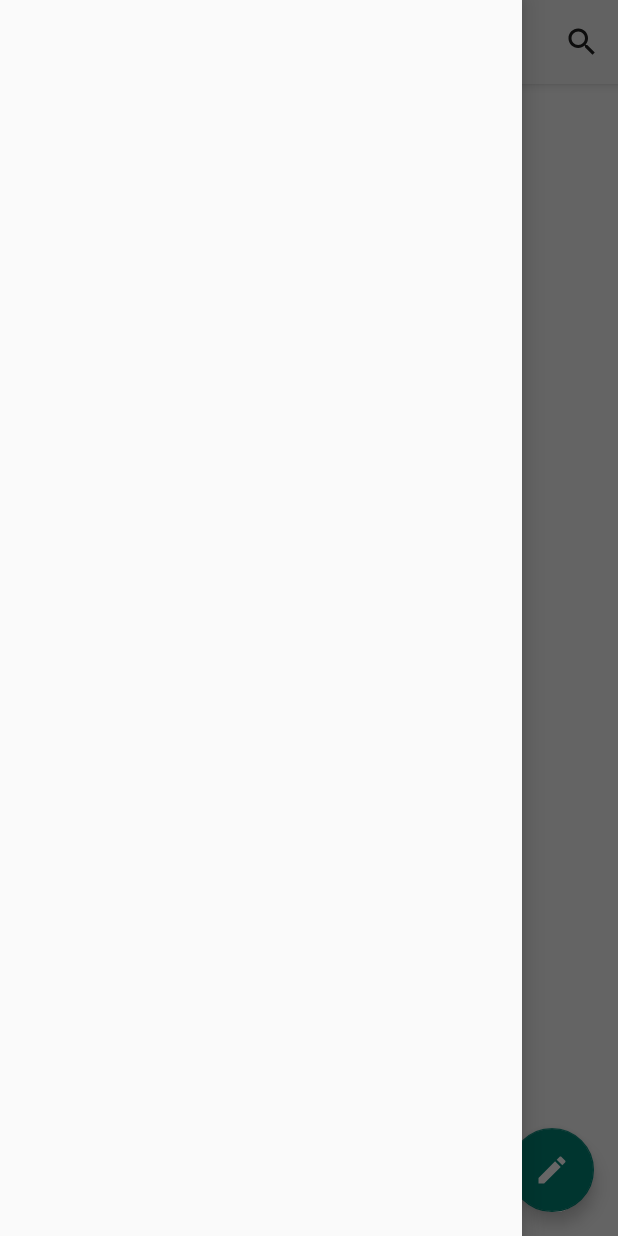
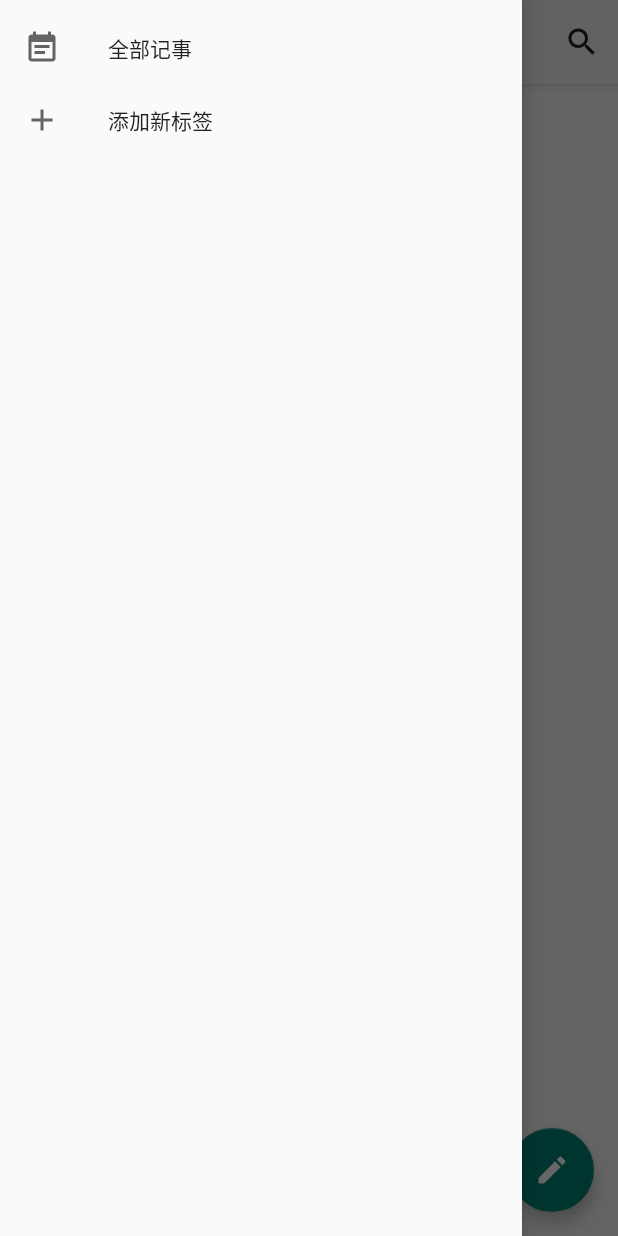
Before and after one commit to MJYmajiayuan/Notepad, an Android app: the screen it shows after launch (MainActivity), with the side drawer open, on a phone screen of 412 x 824 dp. Run offline under Robolectric (Android 15) with nearby library versions, the phone set to English and light mode, and no system bars.

Commit message:
fourteenth commit.

```diff
--- a/app/src/main/java/com/android/notepad/MainActivity.java
+++ b/app/src/main/java/com/android/notepad/MainActivity.java
@@ -9,18 +9,17 @@ import androidx.core.view.GravityCompat;
 import androidx.drawerlayout.widget.DrawerLayout;
 import androidx.lifecycle.Observer;
 import androidx.lifecycle.ViewModelProvider;
-import androidx.recyclerview.widget.LinearLayoutManager;
 import androidx.recyclerview.widget.RecyclerView;
 import androidx.recyclerview.widget.StaggeredGridLayoutManager;
 
 import android.content.Intent;
 import android.os.Bundle;
 import android.text.TextUtils;
+import android.util.Log;
 import android.view.Menu;
 import android.view.MenuItem;
 import android.view.View;
 
-import com.android.notepad.adapter.DrawerTagAdapter;
 import com.android.notepad.login.model.Note;
 import com.android.notepad.login.model.Tag;
 import com.android.notepad.ui.edit.EditActivity;
@@ -28,10 +27,9 @@ import com.android.notepad.adapter.NoteAdapter;
 import com.google.android.material.floatingactionbutton.FloatingActionButton;
 import com.google.android.material.navigation.NavigationView;
 
-import java.util.ArrayList;
 import java.util.List;
 
-public class MainActivity extends AppCompatActivity {
+public class MainActivity extends AppCompatActivity implements NavigationView.OnNavigationItemSelectedListener {
 
     private final int FROM_BUTTON = 1;
     private final int FROM_ITEM = 2;
@@ -44,6 +42,9 @@ public class MainActivity extends AppCompatActivity {
     private MainViewModel mainViewModel;
 
     private NavigationView navigationView;
+
+    // 标签列表
+    private List<Tag> tagList;
 
     @Override
     protected void onCreate(Bundle savedInstanceState) {
@@ -62,7 +63,7 @@ public class MainActivity extends AppCompatActivity {
         mainViewModel.createNoteDatabase(this);  // 创建数据库
         mainViewModel.refreshNoteList(this);    //刷新列表以获取数据
 
-
+        refreshNavigationView();
         // 通过查询Tag表设置NavigationView
 //        List<Tag> tagList = mainViewModel.queryTag();
 //        for (int i = 0; i < tagList.size(); i++) {
@@ -115,6 +116,7 @@ public class MainActivity extends AppCompatActivity {
         super.onResume();
 //        Log.d("MainActivity", "onResume refresh");
         mainViewModel.refreshNoteList(this);
+        refreshNavigationView();
     }
 
     @Override
@@ -169,6 +171,24 @@ public class MainActivity extends AppCompatActivity {
     }
 
     /**
+     * 侧边栏item点击事件
+     */
+    @Override
+    public boolean onNavigationItemSelected(@NonNull MenuItem item) {
+        if (item.getItemId() == 0) {
+
+        } else if (item.getItemId() == tagList.size() + 1) {
+            Intent intent = new Intent(MainActivity.this, AddTagActivity.class);
+            startActivity(intent);
+            mainDrawerLayout.closeDrawers();
+        } else {
+
+        }
+        return true;
+    }
+
+
+    /**
      * 初始化控件
      */
     private void initComponents() {
@@ -180,6 +200,21 @@ public class MainActivity extends AppCompatActivity {
         navigationView = (NavigationView) findViewById(R.id.nav_View);
     }
 
+    private void refreshNavigationView() {
+        navigationView.getMenu().removeGroup(0);
+        navigationView.getMenu().add(0, 0, 0, "全部记事");
+        navigationView.getMenu().getItem(0).setIcon(R.drawable.ic_baseline_event_note_24);
+        tagList = mainViewModel.queryTag();
+        int tagListSize = tagList.size();
+        for (int i = 1; i <= tagListSize; i++) {
+            navigationView.getMenu().add(0, i, i, tagList.get(i - 1).getTagName());
+            navigationView.getMenu().getItem(i).setIcon(R.drawable.ic_baseline_label_24);
+        }
+        navigationView.getMenu().add(0, tagListSize + 1, tagListSize + 1, "添加新标签");
+        navigationView.getMenu().getItem(tagListSize + 1).setIcon(R.drawable.ic_baseline_add_24);
+        navigationView.setNavigationItemSelectedListener(this);
+    }
+
     /**
      * 初始化数据
      */
@@ -187,9 +222,5 @@ public class MainActivity extends AppCompatActivity {
         noteList.addAll(mainViewModel.queryNote());
     }
 
-    private void initTags(List<Tag> tagList) {
-        tagList.add(new Tag(1, "111", 10));
-        tagList.add(new Tag(2, "222", 1));
-        tagList.add(new Tag(3, "333", 9));
-    }
+
 }
--- a/app/src/main/java/com/android/notepad/login/dao/TagDao.java
+++ b/app/src/main/java/com/android/notepad/login/dao/TagDao.java
@@ -36,7 +36,6 @@ public class TagDao {
      */
     public void insertTag(Tag tag) {
         ContentValues values = new ContentValues();
-        values.put("tag_id", tag.getTagId());
         values.put("tag_name", tag.getTagName());
         values.put("tag_num", tag.getTagNum());
         db.insert("Tag", null, values);
--- a/app/src/main/java/com/android/notepad/ui/edit/EditActivity.java
+++ b/app/src/main/java/com/android/notepad/ui/edit/EditActivity.java
@@ -193,6 +193,10 @@ public class EditActivity extends AppCompatActivity implements View.OnClickListe
                 }
                 finish();
                 return true;
+            case R.id.add_tag:
+                Intent intent = new Intent(EditActivity.this, TagActivity.class);
+                startActivity(intent);
+                break;
             case R.id.delete_note:      // 点击删除键事件
                 int noteId = getIntent().getIntExtra("noteId", 0);
                 if (noteId != 0) {
--- a/app/src/main/java/com/android/notepad/ui/edit/RecordActivity.java
+++ b/app/src/main/java/com/android/notepad/ui/edit/RecordActivity.java
@@ -45,6 +45,7 @@ public class RecordActivity extends AppCompatActivity implements View.OnTouchLis
         super.onCreate(savedInstanceState);
         setContentView(R.layout.activity_record);
 
+        // 设置该Activity的宽度
         WindowManager.LayoutParams layoutParams = getWindow().getAttributes();
         layoutParams.width = (int) (getResources().getDisplayMetrics().widthPixels / 1.5);
         getWindow().setAttributes(layoutParams);
--- /dev/null
+++ b/app/src/main/res/drawable/ic_baseline_add_24.xml
@@ -0,0 +1,10 @@
+<vector xmlns:android="http://schemas.android.com/apk/res/android"
+    android:width="24dp"
+    android:height="24dp"
+    android:viewportWidth="24"
+    android:viewportHeight="24"
+    android:tint="?attr/colorControlNormal">
+  <path
+      android:fillColor="@android:color/white"
+      android:pathData="M19,13h-6v6h-2v-6H5v-2h6V5h2v6h6v2z"/>
+</vector>
--- /dev/null
+++ b/app/src/main/res/drawable/ic_baseline_event_note_24.xml
@@ -0,0 +1,10 @@
+<vector xmlns:android="http://schemas.android.com/apk/res/android"
+    android:width="24dp"
+    android:height="24dp"
+    android:viewportWidth="24"
+    android:viewportHeight="24"
+    android:tint="?attr/colorControlNormal">
+  <path
+      android:fillColor="@android:color/white"
+      android:pathData="M17,10L7,10v2h10v-2zM19,3h-1L18,1h-2v2L8,3L8,1L6,1v2L5,3c-1.11,0 -1.99,0.9 -1.99,2L3,19c0,1.1 0.89,2 2,2h14c1.1,0 2,-0.9 2,-2L21,5c0,-1.1 -0.9,-2 -2,-2zM19,19L5,19L5,8h14v11zM14,14L7,14v2h7v-2z"/>
+</vector>
--- a/app/src/main/res/values/themes.xml
+++ b/app/src/main/res/values/themes.xml
@@ -29,4 +29,20 @@
         <!-- Customize your theme here. -->
         <item name="windowNoTitle">true</item>
     </style>
+
+    <style name="TagTheme" parent="Theme.AppCompat.Dialog">
+        <!-- Primary brand color. -->
+        <item name="colorPrimary">@color/purple_500</item>
+        <item name="colorPrimaryVariant">@color/purple_700</item>
+        <item name="colorOnPrimary">@color/white</item>
+        <!-- Secondary brand color. -->
+        <item name="colorSecondary">@color/teal_200</item>
+        <item name="colorSecondaryVariant">@color/teal_700</item>
+        <item name="colorOnSecondary">@color/black</item>
+        <!-- Status bar color. -->
+        <item name="android:statusBarColor" tools:targetApi="l">?attr/colorPrimaryVariant</item>
+        <!-- Customize your theme here. -->
+        <item name="windowNoTitle">true</item>
+    </style>
+
 </resources>
```
Also changed, not shown: app/src/main/AndroidManifest.xml (+9 -3 lines), app/src/main/java/com/android/notepad/AddTagActivity.java (added, +52 -0 lines), app/src/main/java/com/android/notepad/adapter/TagAdapter.java (renamed from app/src/main/java/com/android/notepad/adapter/DrawerTagAdapter.java, +6 -2 lines), app/src/main/java/com/android/notepad/ui/edit/TagActivity.java (added, +42 -0 lines), app/src/main/res/layout/activity_add_tag.xml (added, +61 -0 lines), app/src/main/res/layout/activity_main.xml (+0 -13 lines), app/src/main/res/layout/activity_tag.xml (added, +24 -0 lines), app/src/main/res/layout/tag_item.xml (+5 -2 lines), app/src/main/res/menu/edit_toolbar.xml (+8 -1 lines), app/src/main/res/drawable/icon_label.png (added).
